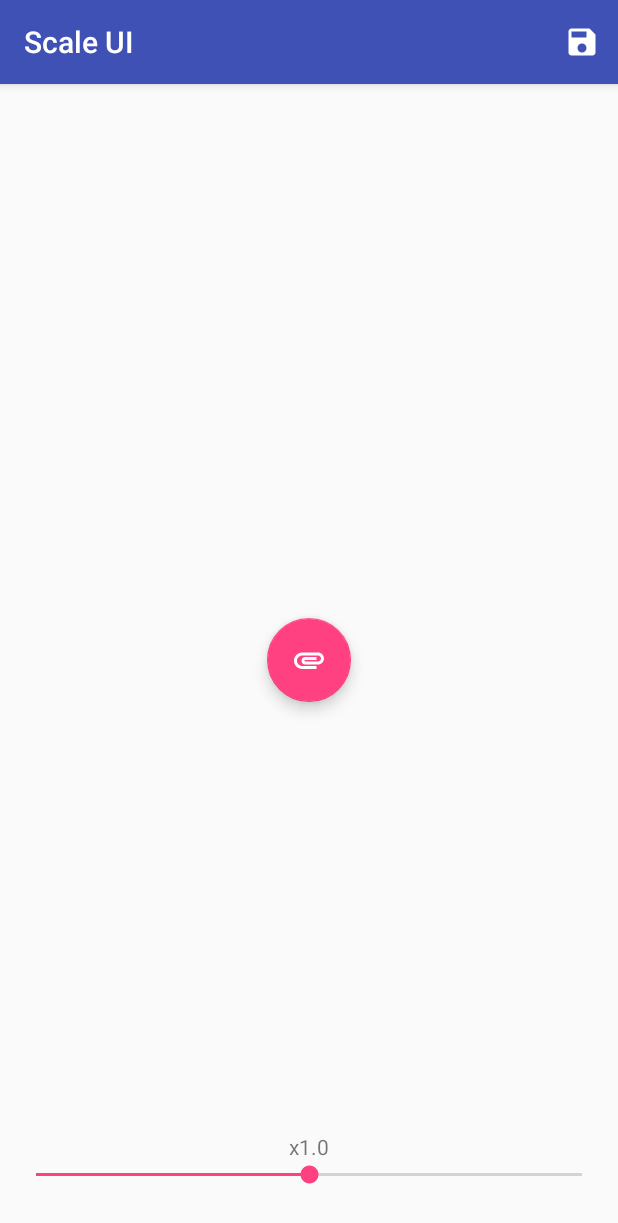
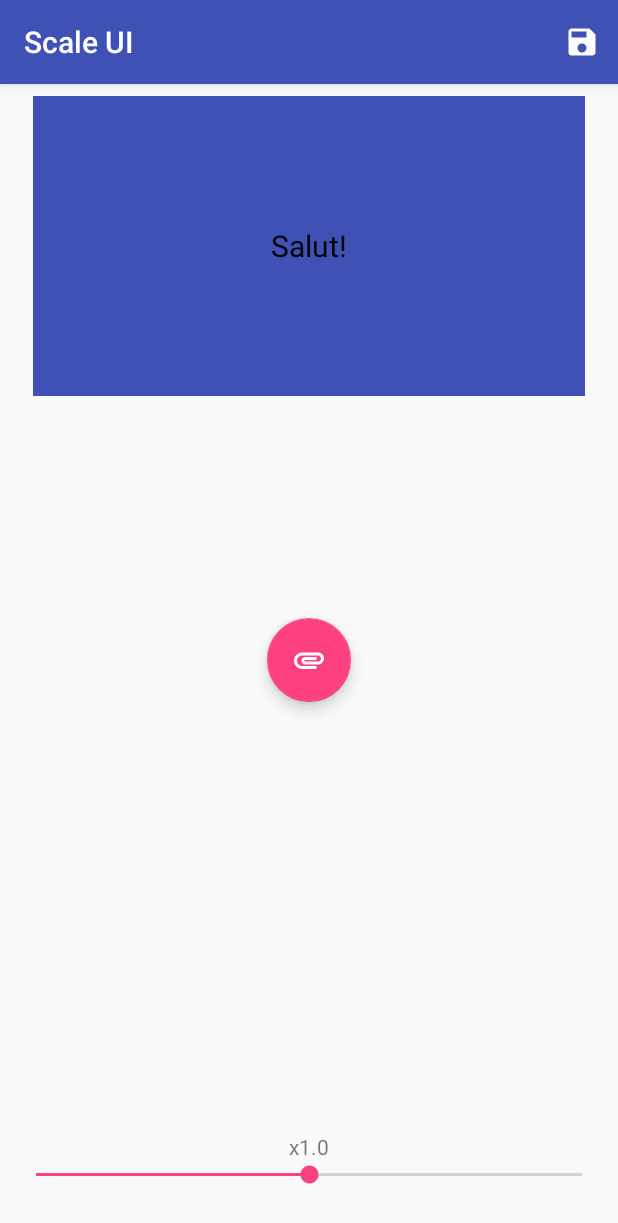
Before and after one commit to long1eu/ScaleUI, an Android app: the screen it shows after launch (MainActivity), on a phone screen of 412 x 824 dp. Shown: the top 1223 px of the screen. Run offline under Robolectric (Android 15) with nearby library versions, the phone set to English and light mode, and no system bars; our stand-ins replace ButterKnife.

Commit message:
scale up and running

```diff
--- a/app/src/main/AndroidManifest.xml
+++ b/app/src/main/AndroidManifest.xml
@@ -3,6 +3,7 @@
           package="eu.long1.scaleui">
 
     <application
+        android:name=".AppClass"
         android:allowBackup="true"
         android:icon="@mipmap/ic_launcher"
         android:label="@string/app_name"
--- /dev/null
+++ b/app/src/main/java/eu/long1/scaleui/AppClass.java
@@ -0,0 +1,64 @@
+package eu.long1.scaleui;
+
+import android.app.Application;
+import android.content.Context;
+import android.util.Log;
+
+import java.io.BufferedReader;
+import java.io.File;
+import java.io.FileInputStream;
+import java.io.FileNotFoundException;
+import java.io.FileOutputStream;
+import java.io.IOException;
+import java.io.InputStreamReader;
+import java.io.OutputStreamWriter;
+
+public class AppClass extends Application {
+
+    public static float DPI;
+
+    private static String scaleDataFileLocation;
+
+    public static void writeScale() {
+        try {
+            OutputStreamWriter outputStreamWriter = new OutputStreamWriter(new FileOutputStream(scaleDataFileLocation));
+            outputStreamWriter.write(DPI + "");
+            outputStreamWriter.close();
+        } catch (IOException e) {
+            Log.e("Exception", "File write failed: " + e.toString());
+        }
+    }
+
+    private static String readScale() {
+        String ret = "";
+        try {
+            FileInputStream inputStream = new FileInputStream(scaleDataFileLocation);
+            InputStreamReader inputStreamReader = new InputStreamReader(inputStream);
+            BufferedReader bufferedReader = new BufferedReader(inputStreamReader);
+            String receiveString;
+            StringBuilder stringBuilder = new StringBuilder();
+
+            while ((receiveString = bufferedReader.readLine()) != null) {
+                stringBuilder.append(receiveString);
+            }
+
+            inputStream.close();
+            ret = stringBuilder.toString();
+        } catch (FileNotFoundException e) {
+            Log.e("login activity", "File not found: " + e.toString());
+        } catch (IOException e) {
+            Log.e("login activity", "Can not read file: " + e.toString());
+        }
+
+        return ret;
+    }
+
+    @Override
+    public void onCreate() {
+        super.onCreate();
+        scaleDataFileLocation = new File(getApplicationInfo().dataDir, "scaleFile.txt").getAbsolutePath();
+        String scale = readScale();
+        DPI = (scale.isEmpty() ? 1 : Float.parseFloat(scale));
+        Log.d("Ap onCreate", DPI + "");
+    }
+}
--- /dev/null
+++ b/app/src/main/java/eu/long1/scaleui/FragmentExample.java
@@ -0,0 +1,17 @@
+package eu.long1.scaleui;
+
+import android.app.Fragment;
+import android.os.Bundle;
+import android.support.annotation.Nullable;
+import android.view.LayoutInflater;
+import android.view.View;
+import android.view.ViewGroup;
+
+public class FragmentExample extends Fragment {
+
+    @Nullable
+    @Override
+    public View onCreateView(LayoutInflater inflater, @Nullable ViewGroup container, Bundle savedInstanceState) {
+        return LayoutInflater.from(ScaledContextWrapper.wrap(getActivity())).inflate(R.layout.fragment_layout, container, false);
+    }
+}
--- a/app/src/main/java/eu/long1/scaleui/MainActivity.java
+++ b/app/src/main/java/eu/long1/scaleui/MainActivity.java
@@ -1,12 +1,8 @@
 package eu.long1.scaleui;
 
 import android.annotation.SuppressLint;
-import android.content.SharedPreferences;
-import android.content.res.Configuration;
-import android.content.res.Resources;
 import android.os.Bundle;
 import android.support.v7.app.AppCompatActivity;
-import android.util.DisplayMetrics;
 import android.view.Menu;
 import android.view.MenuItem;
 import android.widget.SeekBar;
@@ -15,8 +11,9 @@ import android.widget.TextView;
 import butterknife.BindView;
 import butterknife.ButterKnife;
 
+import static eu.long1.scaleui.AppClass.DPI;
+import static eu.long1.scaleui.AppClass.writeScale;
 import static eu.long1.scaleui.Helper.findClosest;
-import static eu.long1.scaleui.Helper.restart;
 
 public class MainActivity extends AppCompatActivity implements SeekBar.OnSeekBarChangeListener {
 
@@ -27,38 +24,20 @@ public class MainActivity extends AppCompatActivity implements SeekBar.OnSeekBar
     public static final int SCALE_XXLARGE = 175;
     public static final int SCALE_XXXLARGE = 200;
 
-    public static final String SCALE_VALUE = "SCALE_VALUE";
-
     @BindView(R.id.seekBar) SeekBar seekBar;
     @BindView(R.id.seekBarText) TextView seekBarText;
-    private SharedPreferences preferences;
-    private float currentScale;
 
     @Override
     protected void onCreate(Bundle savedInstanceState) {
         super.onCreate(savedInstanceState);
         setContentView(R.layout.activity_main);
         ButterKnife.bind(this);
-        preferences = getPreferences(MODE_PRIVATE);
-        currentScale = preferences.getFloat(SCALE_VALUE, SCALE_NORMAL / 100f);
-
 
         seekBar.setOnSeekBarChangeListener(this);
-        seekBar.setProgress((int) (currentScale * 100));
-        setScale(currentScale);
-        setProgress(currentScale);
-    }
+        seekBar.setProgress((int) (DPI * 100));
+        setProgress(DPI);
 
-    @SuppressWarnings("deprecation")
-    private void setScale(float screenRatio) {
-        Resources resources = getResources();
-        DisplayMetrics metrics = new DisplayMetrics();
-        getWindowManager().getDefaultDisplay().getMetrics(metrics);
-
-        Configuration configuration = resources.getConfiguration();
-        configuration.densityDpi = (int) (metrics.densityDpi * screenRatio);
-        metrics.scaledDensity = metrics.scaledDensity * screenRatio;
-        resources.updateConfiguration(configuration, resources.getDisplayMetrics());
+        getFragmentManager().beginTransaction().add(R.id.fragmentPlace, new FragmentExample()).commit();
     }
 
     @Override
@@ -72,7 +51,7 @@ public class MainActivity extends AppCompatActivity implements SeekBar.OnSeekBar
     private void setProgress(float scaleRatio) {
         String value = "x" + scaleRatio;
         seekBarText.setText(value);
-        currentScale = scaleRatio;
+        DPI = scaleRatio;
     }
 
     @Override
@@ -86,8 +65,8 @@ public class MainActivity extends AppCompatActivity implements SeekBar.OnSeekBar
     public boolean onOptionsItemSelected(MenuItem item) {
         switch (item.getItemId()) {
             case R.id.save:
-                preferences.edit().putFloat(SCALE_VALUE, currentScale).commit();
-                restart(this);
+                writeScale();
+                recreate();
                 break;
         }
         return true;
--- /dev/null
+++ b/app/src/main/java/eu/long1/scaleui/ScaledContextWrapper.java
@@ -0,0 +1,36 @@
+package eu.long1.scaleui;
+
+import android.content.Context;
+import android.content.ContextWrapper;
+import android.content.res.Configuration;
+import android.content.res.Resources;
+import android.util.DisplayMetrics;
+
+import static android.os.Build.VERSION.SDK_INT;
+import static eu.long1.scaleui.AppClass.DPI;
+
+public class ScaledContextWrapper extends ContextWrapper {
+
+    public ScaledContextWrapper(Context base) {
+        super(base);
+    }
+
+    @SuppressWarnings("deprecation")
+    public static ScaledContextWrapper wrap(Context context) {
+        Resources resources = context.getResources();
+        Configuration configuration = resources.getConfiguration();
+        DisplayMetrics metrics = resources.getDisplayMetrics();
+
+        configuration.densityDpi = (int) (metrics.densityDpi * DPI);
+        configuration.fontScale = DPI;
+
+        if (SDK_INT > 17) {
+            context = context.createConfigurationContext(configuration);
+        } else {
+            resources.updateConfiguration(configuration, resources.getDisplayMetrics());
+        }
+
+        return new ScaledContextWrapper(context);
+    }
+
+}
--- a/app/src/main/res/layout/activity_main.xml
+++ b/app/src/main/res/layout/activity_main.xml
@@ -6,6 +6,19 @@
     android:layout_width="match_parent"
     android:layout_height="match_parent"
     tools:context="eu.long1.scaleui.MainActivity">
+
+
+    <FrameLayout
+        android:id="@+id/fragmentPlace"
+        android:layout_width="368dp"
+        android:layout_height="200dp"
+        android:layout_marginLeft="8dp"
+        android:layout_marginRight="8dp"
+        android:layout_marginTop="8dp"
+        android:background="@color/colorAccent"
+        app:layout_constraintLeft_toLeftOf="parent"
+        app:layout_constraintRight_toRightOf="parent"
+        app:layout_constraintTop_toTopOf="parent"/>
 
     <android.support.design.widget.FloatingActionButton
         android:id="@+id/floatingActionButton"
@@ -25,8 +38,10 @@
         android:layout_width="0dp"
         android:layout_height="wrap_content"
         android:layout_marginBottom="32dp"
+        android:layout_marginEnd="8dp"
         android:layout_marginLeft="8dp"
         android:layout_marginRight="8dp"
+        android:layout_marginStart="8dp"
         android:max="200"
         android:progress="100"
         app:layout_constraintBottom_toBottomOf="parent"
@@ -37,7 +52,7 @@
         android:id="@+id/seekBarText"
         android:layout_width="wrap_content"
         android:layout_height="wrap_content"
-        android:layout_marginBottom="0dp"
+        android:textSize="14sp"
         app:layout_constraintBottom_toTopOf="@+id/seekBar"
         app:layout_constraintLeft_toLeftOf="parent"
         app:layout_constraintRight_toRightOf="parent"
--- /dev/null
+++ b/app/src/main/res/layout/fragment_layout.xml
@@ -0,0 +1,19 @@
+<?xml version="1.0" encoding="utf-8"?>
+<LinearLayout
+    xmlns:android="http://schemas.android.com/apk/res/android"
+    android:layout_width="match_parent"
+    android:layout_height="match_parent"
+    android:background="@color/colorPrimary"
+    android:gravity="center"
+    android:orientation="vertical"
+    android:padding="16dp">
+
+    <TextView
+        android:layout_width="match_parent"
+        android:layout_height="wrap_content"
+        android:gravity="center"
+        android:text="Salut!"
+        android:textColor="@android:color/black"
+        android:textSize="20sp"/>
+
+</LinearLayout>
```
